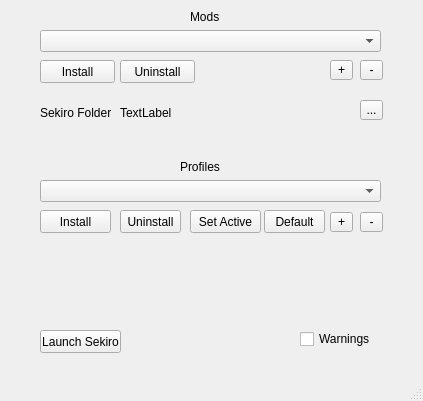
Above: sekiro.ui from george0815/Sekiro-Mod-Manager before the change. Below: the same form after it.
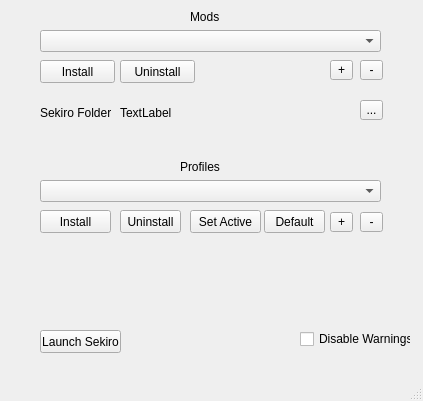
That is the form after the change.

Commit message: Fixed typos on errors and disable warnings checkbox

What changed in the file:
```diff
--- a/sekiro.ui
+++ b/sekiro.ui
@@ -247,12 +247,12 @@
      <rect>
       <x>300</x>
       <y>330</y>
-      <width>70</width>
+      <width>111</width>
       <height>18</height>
      </rect>
     </property>
     <property name="text">
-     <string>Warnings</string>
+     <string>Disable Warnings</string>
     </property>
    </widget>
   </widget>
```
The commit also changes 2 other files.
